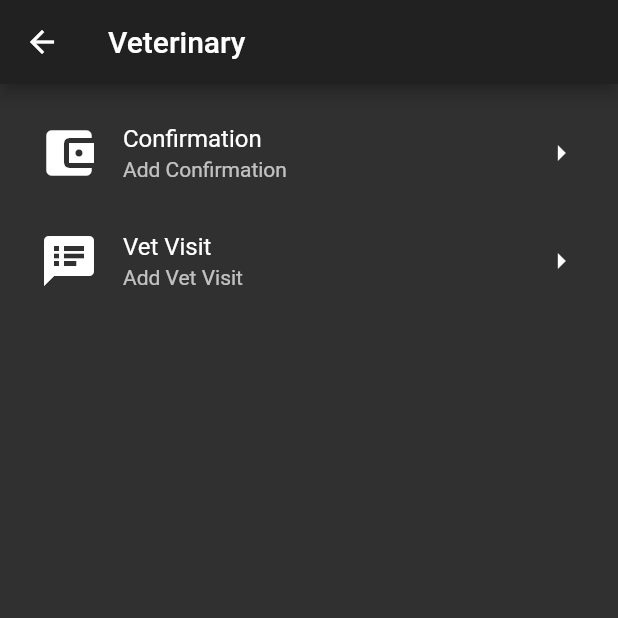
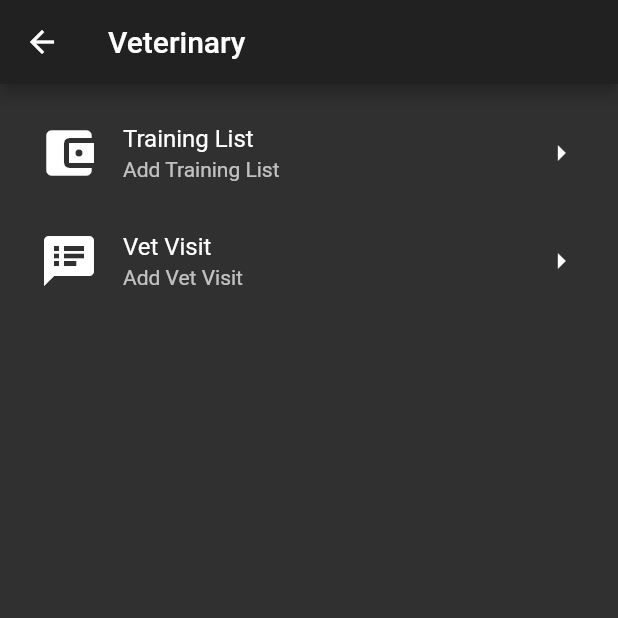
Before and after one commit to usmanali353/Horse-Management, a Flutter app: the vet_category screen opened directly, on a phone screen of 412 x 824 dp, the top half of it. Run offline on Flutter 3.47's test engine with Material 2 defaults, Android fonts, the phone set to English and light mode, and no system bars; our stand-ins replace charts_flutter, circular_profile_avatar, data_connection_checker, flutter_datetime_picker, flutter_form_builder, flutter_slidable and 10 more; missing offline and left inert: dart:ffi, day_night_switch, multiselect_formfield; accounts and stored records are empty; network calls fail.

Commit message:
Training Plan Added

```diff
--- /dev/null
+++ b/lib/HMS/Training/training_options.dart
@@ -0,0 +1,71 @@
+import 'package:circular_profile_avatar/circular_profile_avatar.dart';
+import 'package:flutter/material.dart';
+import 'package:horse_management/HMS/Training/trainingMainPage.dart';
+import 'package:horse_management/HMS/Training/trainingPlansList.dart';
+import 'package:horse_management/HMS/Training/training_list.dart';
+
+import 'package:horse_management/animations/fadeAnimation.dart';
+
+import 'package:shared_preferences/shared_preferences.dart';
+
+class training_options extends StatefulWidget{
+  String token;
+  training_options(this.token);
+  @override
+  State<StatefulWidget> createState() {
+    // TODO: implement createState
+    return _training_options_state(token);
+  }
+}
+
+
+class _training_options_state extends State<training_options>{
+  String token;
+  _training_options_state(this.token);
+  @override
+  Widget build(BuildContext context) {
+    // TODO: implement build
+    return Scaffold(
+        appBar: AppBar(title: Text("Training Center"),
+
+        ),
+        body: FadeAnimation(2.4,
+          Column(
+            crossAxisAlignment: CrossAxisAlignment.center,
+            children: <Widget>[
+
+              Padding(
+                padding: EdgeInsets.all(10.0),
+                child: ListView(
+                  shrinkWrap: true,
+                  children: <Widget>[
+                    ListTile(
+                      title: Text("Traing List"),
+                      subtitle: Text("Add & Show Training List"),
+                      leading: Icon(Icons.list,size: 40,),
+                      trailing: Icon(Icons.arrow_right),
+                      onTap: () async{
+                        SharedPreferences prefs= await SharedPreferences.getInstance();
+                        Navigator.push(context,MaterialPageRoute(builder: (context)=>trainingMainPage(prefs.getString("token"))));
+                      },
+                    ),
+                    ListTile(
+                      title: Text("Training Plans"),
+                      subtitle: Text("Add & Show Training Plans"),
+                      leading: Icon(Icons.featured_play_list,size: 40, color: Colors.yellow,),
+                      trailing: Icon(Icons.arrow_right),
+                      onTap: ()async{
+                        SharedPreferences prefs= await SharedPreferences.getInstance();
+                        Navigator.push(context,MaterialPageRoute(builder: (context)=>trainingPlanList(prefs.getString("token"))));
+                      },
+                    ),
+                  ],
+                ),
+              ),
+            ],
+          ),
+        )
+    );
+  }
+
+}
--- a/lib/HMS/Veterinary/vet_mainPage.dart
+++ b/lib/HMS/Veterinary/vet_mainPage.dart
@@ -41,8 +41,8 @@ class _Profile_Page_State extends State<vet_category>{
                 shrinkWrap: true,
                 children: <Widget>[
                   ListTile(
-                    title: Text("Confirmation"),
-                    subtitle: Text("Add Confirmation"),
+                    title: Text("Training List"),
+                    subtitle: Text("Add Training List"),
                     leading: Icon(Icons.account_balance_wallet,size: 40,),
                     trailing: Icon(Icons.arrow_right),
                     onTap: ()async{
--- a/lib/screens/home.dart
+++ b/lib/screens/home.dart
@@ -14,6 +14,7 @@ import 'package:horse_management/HMS/OperationNotes/operation_notes.dart';
 import 'package:horse_management/HMS/Paddock/paddocks.dart';
 import 'package:horse_management/HMS/Tanks/tanks.dart';
 import 'package:horse_management/HMS/Training/trainingMainPage.dart';
+import 'package:horse_management/HMS/Training/training_options.dart';
 import 'package:horse_management/HMS/Veterinary/vet_mainPage.dart';
 import 'package:horse_management/HMS/my_horses/horses_list.dart';
 import 'package:horse_management/Model/restaurants.dart';
@@ -137,7 +138,7 @@ class _HomeState extends State<Home>{ //with AutomaticKeepAliveClientMixin<Home>
                           Navigator.push(context, MaterialPageRoute(builder: (context)=> breeding_Category(prefs.getString('token')) ));
                         }else if(index == 3){
                           prefs= await SharedPreferences.getInstance();
-                          Navigator.push(context, MaterialPageRoute(builder: (context)=> trainingMainPage(prefs.getString('token')) ));
+                          Navigator.push(context, MaterialPageRoute(builder: (context)=> training_options(prefs.getString('token')) ));
                         }else if(index == 4){
                           prefs= await SharedPreferences.getInstance();
                            Navigator.push(context, MaterialPageRoute(builder: (context)=> vet_category() ));
```
